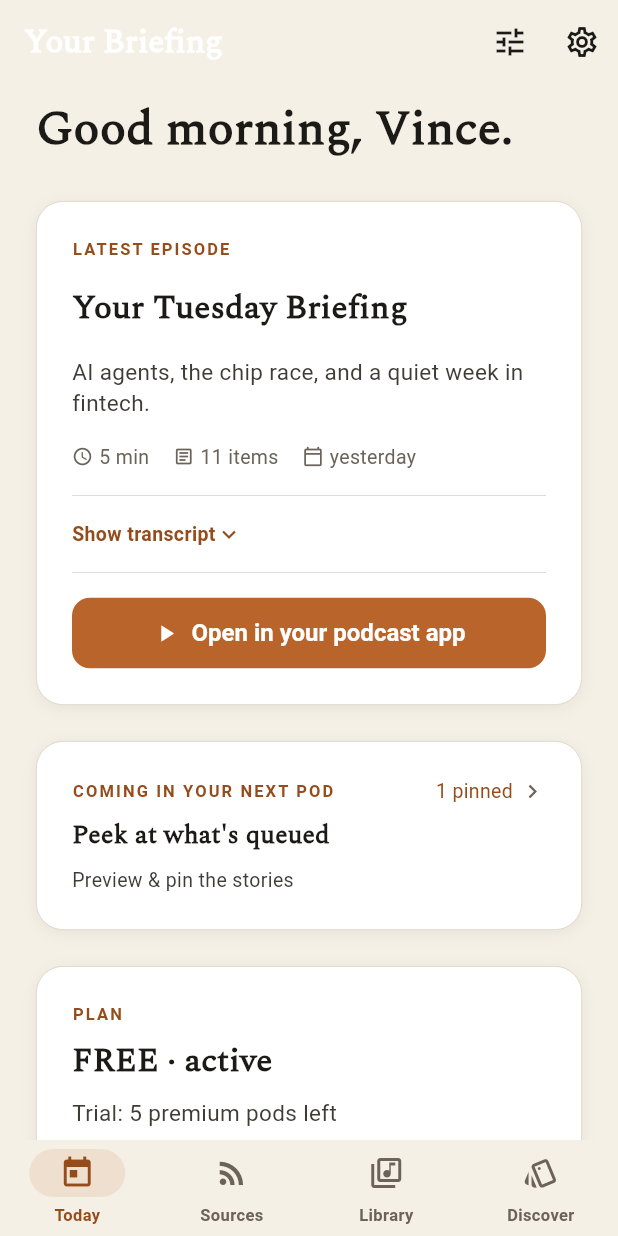
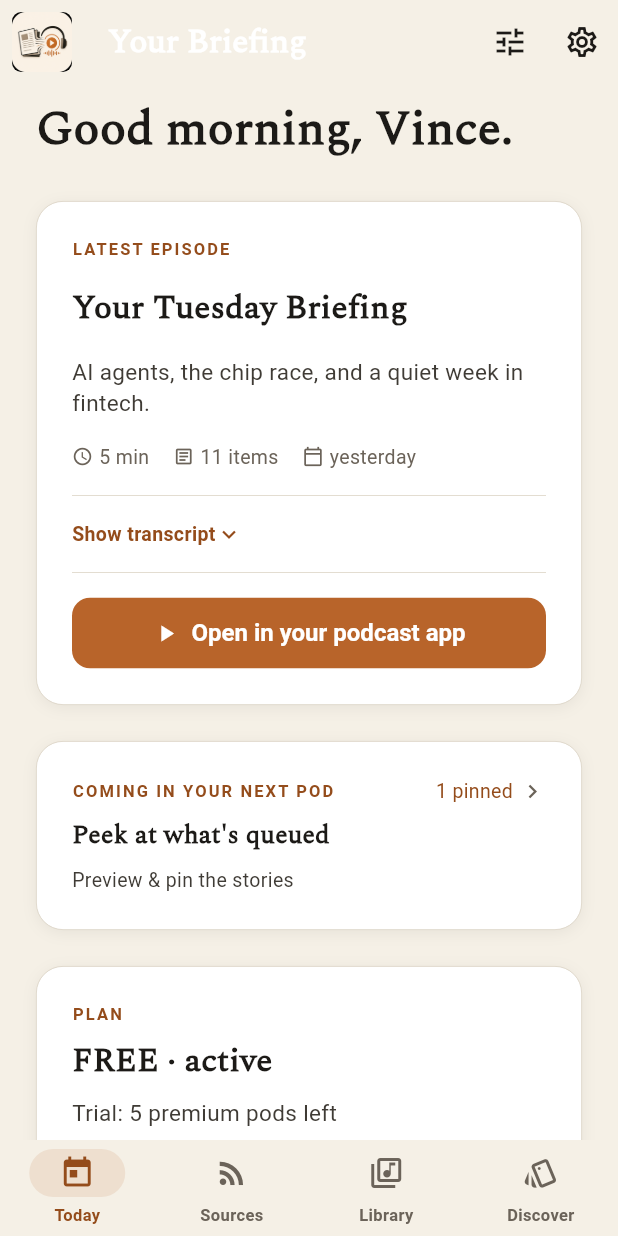
Before and after one commit to TheAntelope/Newsletter-pod, a Flutter app: the screen it shows after launch, after a tap on "Get started", after a tap on "Skip", on a phone screen of 412 x 824 dp. Run offline on Flutter 3.47's test engine with Material 3 defaults, Android fonts, the phone set to English and light mode, and no system bars; our stand-ins replace firebase_auth, firebase_core, firebase_messaging, geolocator, google_sign_in, just_audio and 1 more; missing offline and left inert: purchases_flutter; accounts and stored records are empty.

Commit message:
feat(brand): place the ClawCast logo across the app
Adds a shared ClawcastLogo widget (widgets/editorial.dart) — the app-icon
mark (256px copy in assets/brand/clawcast-logo.png) clipped to a rounded
badge — and places it:
- Sign-in screen: a 72px hero above the wordmark.
- Today / Sources / Library / Tune app bars: a 28px leading badge for
  persistent brand presence.
- Empty states: the swipe deck "All caught up" and the empty library.

The onboarding welcome-screen placement (a leading logo on step 0) is in
the working tree but left for the in-progress onboarding edit.

Co-Authored-By: Claude Opus 4.8 <noreply@anthropic.com>

```diff
--- a/flutter/lib/screens/home_screen.dart
+++ b/flutter/lib/screens/home_screen.dart
@@ -80,6 +80,10 @@ class _HomeScreenState extends State<HomeScreen> {
 
     return Scaffold(
       appBar: AppBar(
+        leading: const Padding(
+          padding: EdgeInsets.all(8),
+          child: ClawcastLogo(size: 28),
+        ),
         title: const Text('Your Briefing'),
         actions: [
           IconButton(
--- a/flutter/lib/screens/library_screen.dart
+++ b/flutter/lib/screens/library_screen.dart
@@ -41,7 +41,13 @@ class _LibraryScreenState extends State<LibraryScreen> {
   @override
   Widget build(BuildContext context) {
     return Scaffold(
-      appBar: AppBar(title: const Text('Library')),
+      appBar: AppBar(
+        leading: const Padding(
+          padding: EdgeInsets.all(8),
+          child: ClawcastLogo(size: 28),
+        ),
+        title: const Text('Library'),
+      ),
       body: SafeArea(
         child: FutureBuilder<EpisodesEnvelope>(
           future: _future,
@@ -55,10 +61,17 @@ class _LibraryScreenState extends State<LibraryScreen> {
             final episodes = snapshot.data!.episodes;
             if (episodes.isEmpty) {
               return Center(
-                child: Text(
-                  'No episodes yet.',
-                  style: DesignTokens.typographyBody
-                      .copyWith(color: DesignTokens.colorMuted),
+                child: Column(
+                  mainAxisSize: MainAxisSize.min,
+                  children: [
+                    const ClawcastLogo(size: 56),
+                    const SizedBox(height: DesignTokens.spacingM),
+                    Text(
+                      'No episodes yet.',
+                      style: DesignTokens.typographyBody
+                          .copyWith(color: DesignTokens.colorMuted),
+                    ),
+                  ],
                 ),
               );
             }
--- a/flutter/lib/screens/sign_in_screen.dart
+++ b/flutter/lib/screens/sign_in_screen.dart
@@ -82,6 +82,8 @@ class _SignInScreenState extends State<SignInScreen> {
                   crossAxisAlignment: CrossAxisAlignment.start,
                   children: [
                     const SizedBox(height: DesignTokens.spacingXl),
+                    const ClawcastLogo(size: 72),
+                    const SizedBox(height: DesignTokens.spacingL),
                     const MetaLabel('Your daily briefing'),
                     const SizedBox(height: DesignTokens.spacingS),
                     Text(
--- a/flutter/lib/screens/sources_screen.dart
+++ b/flutter/lib/screens/sources_screen.dart
@@ -128,6 +128,10 @@ class _SourcesScreenState extends State<SourcesScreen> {
     final inbound = _app.me?.user.inboundAddress;
     return Scaffold(
       appBar: AppBar(
+        leading: const Padding(
+          padding: EdgeInsets.all(8),
+          child: ClawcastLogo(size: 28),
+        ),
         title: const Text('Sources'),
         actions: [
           IconButton(
--- a/flutter/lib/screens/swipe_deck_screen.dart
+++ b/flutter/lib/screens/swipe_deck_screen.dart
@@ -20,7 +20,13 @@ class SwipeDeckScreen extends StatelessWidget {
   @override
   Widget build(BuildContext context) {
     return Scaffold(
-      appBar: AppBar(title: const Text('Tune your pod')),
+      appBar: AppBar(
+        leading: const Padding(
+          padding: EdgeInsets.all(8),
+          child: ClawcastLogo(size: 28),
+        ),
+        title: const Text('Tune your pod'),
+      ),
       body: const SafeArea(child: SwipeDeck()),
     );
   }
@@ -425,8 +431,7 @@ class _EmptyState extends StatelessWidget {
         child: Column(
           mainAxisSize: MainAxisSize.min,
           children: [
-            const Icon(Icons.verified_outlined,
-                size: 44, color: DesignTokens.colorAmberDeep),
+            const ClawcastLogo(size: 56),
             const SizedBox(height: DesignTokens.spacingM),
             Text(
               'All caught up',
--- a/flutter/lib/widgets/editorial.dart
+++ b/flutter/lib/widgets/editorial.dart
@@ -155,6 +155,29 @@ class ChecklistRow extends StatelessWidget {
   }
 }
 
+/// The ClawCast app mark (assets/brand/clawcast-logo.png) as a rounded badge.
+/// The source is a square illustration on a cream ground; it's clipped to a
+/// soft-cornered square so it reads as a brand badge at any [size].
+class ClawcastLogo extends StatelessWidget {
+  const ClawcastLogo({super.key, this.size = 56});
+
+  final double size;
+
+  @override
+  Widget build(BuildContext context) {
+    return ClipRRect(
+      borderRadius: BorderRadius.circular(size * 0.22),
+      child: Image.asset(
+        'assets/brand/clawcast-logo.png',
+        width: size,
+        height: size,
+        fit: BoxFit.cover,
+        errorBuilder: (_, _, _) => const SizedBox.shrink(),
+      ),
+    );
+  }
+}
+
 /// ElevenLabs Startup Grant attribution: a "Voices powered by" caption above the
 /// official ElevenLabs wordmark (assets/brand/elevenlabs-logo.png, the black logo
 /// from elevenlabs.io/brand, suited to the cream ground). Shown on the sign-in
```
Also changed, not shown: flutter/assets/brand/clawcast-logo.png (added).
